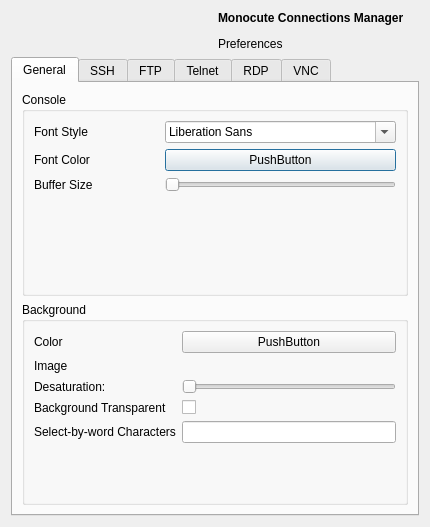
First picture: the form in qt/qt/dialog_preferences.ui, repository khrysro/monocute, before the edit.
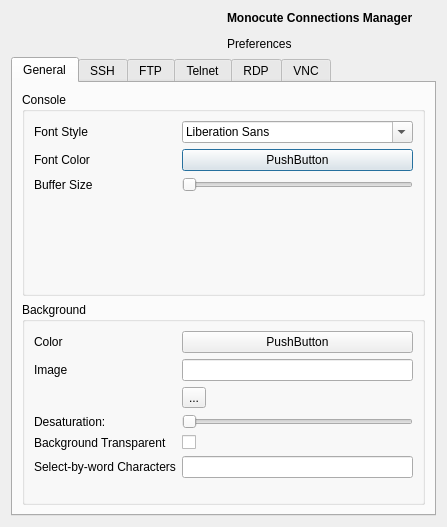
Second picture: the form after the edit. The open tabs and pages were chosen to show the change. Icons and pictures are not drawn.

Commit message: adicion de campos en preference

```diff
--- a/qt/qt/dialog_preferences.ui
+++ b/qt/qt/dialog_preferences.ui
@@ -74,7 +74,7 @@
                 <item row="2" column="0">
                  <widget class="QLabel" name="label_5">
                   <property name="text">
-                   <string>Buffer Size                    </string>
+                   <string>Buffer Size                         </string>
                   </property>
                  </widget>
                 </item>
@@ -122,7 +122,7 @@
                   </property>
                  </widget>
                 </item>
-                <item row="2" column="0">
+                <item row="3" column="0">
                  <widget class="QLabel" name="label_7">
                   <property name="text">
                    <string>Desaturation:</string>
@@ -136,37 +136,57 @@
                   </property>
                  </widget>
                 </item>
-                <item row="3" column="0">
+                <item row="4" column="0">
                  <widget class="QLabel" name="label_8">
                   <property name="text">
                    <string>Background Transparent</string>
                   </property>
                  </widget>
                 </item>
-                <item row="4" column="0">
+                <item row="5" column="0">
                  <widget class="QLabel" name="label_9">
                   <property name="text">
                    <string>Select-by-word Characters</string>
                   </property>
                  </widget>
                 </item>
-                <item row="4" column="1">
+                <item row="5" column="1">
                  <widget class="QLineEdit" name="lineEdit"/>
                 </item>
-                <item row="3" column="1">
+                <item row="4" column="1">
                  <widget class="QCheckBox" name="checkBox">
                   <property name="text">
                    <string/>
                   </property>
                  </widget>
                 </item>
-                <item row="2" column="1">
+                <item row="3" column="1">
                  <widget class="QSlider" name="horizontalSlider_2">
                   <property name="orientation">
                    <enum>Qt::Horizontal</enum>
                   </property>
                  </widget>
                 </item>
+                <item row="1" column="1">
+                 <widget class="QLineEdit" name="bgimage_filechooserbutton">
+                  <property name="autoFillBackground">
+                   <bool>false</bool>
+                  </property>
+                  <property name="dragEnabled">
+                   <bool>false</bool>
+                  </property>
+                  <property name="clearButtonEnabled">
+                   <bool>true</bool>
+                  </property>
+                 </widget>
+                </item>
+                <item row="2" column="1">
+                 <widget class="QToolButton" name="toolButton_11">
+                  <property name="text">
+                   <string>...</string>
+                  </property>
+                 </widget>
+                </item>
                </layout>
               </item>
              </layout>
```
Left out of the diff: 6 changed lines with no effect on the pictures.
